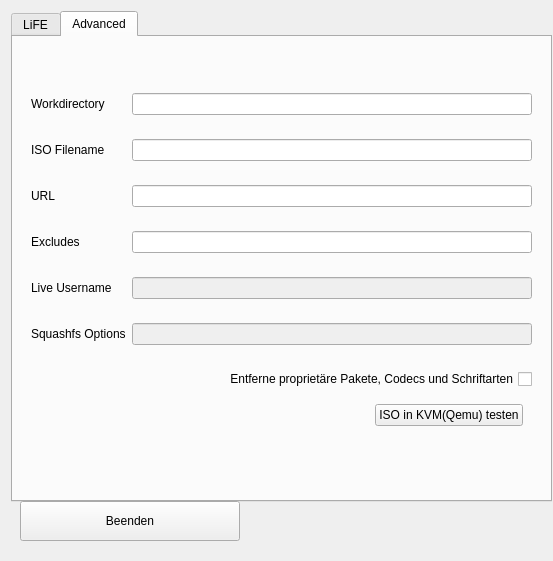
Qt form main.ui (valueerrorx/life-builder) before a commit.
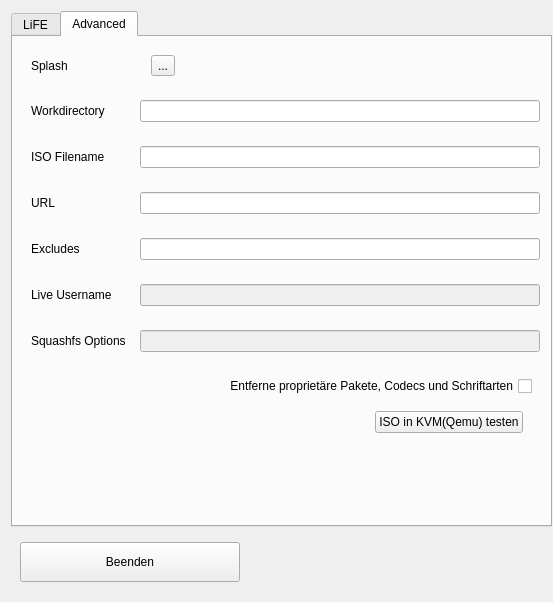
The same form after that commit. The open tabs and pages were chosen to show the change. Icons and pictures are not drawn.

Patch:
```diff
--- a/main.ui
+++ b/main.ui
@@ -8,7 +8,7 @@
     <x>0</x>
     <y>0</y>
     <width>553</width>
-    <height>561</height>
+    <height>602</height>
    </rect>
   </property>
   <property name="sizePolicy">
@@ -23,12 +23,6 @@
     <height>561</height>
    </size>
   </property>
-  <property name="maximumSize">
-   <size>
-    <width>553</width>
-    <height>561</height>
-   </size>
-  </property>
   <property name="windowTitle">
    <string>LiFE Builder</string>
   </property>
@@ -53,12 +47,6 @@
        <height>491</height>
       </size>
      </property>
-     <property name="maximumSize">
-      <size>
-       <width>541</width>
-       <height>491</height>
-      </size>
-     </property>
      <property name="font">
       <font>
        <family>Ubuntu</family>
@@ -469,6 +457,9 @@
       <layout class="QVBoxLayout" name="verticalLayout_2">
        <item>
         <widget class="QWidget" name="widget_16" native="true">
+         <property name="layoutDirection">
+          <enum>Qt::RightToLeft</enum>
+         </property>
          <layout class="QHBoxLayout" name="horizontalLayout_14">
           <item>
            <widget class="QLabel" name="label_6">
@@ -483,6 +474,49 @@
             </property>
            </widget>
           </item>
+          <item>
+           <spacer name="horizontalSpacer_7">
+            <property name="orientation">
+             <enum>Qt::Horizontal</enum>
+            </property>
+            <property name="sizeHint" stdset="0">
+             <size>
+              <width>40</width>
+              <height>20</height>
+             </size>
+            </property>
+           </spacer>
+          </item>
+          <item>
+           <widget class="QToolButton" name="splashimage">
+            <property name="text">
+             <string>...</string>
+            </property>
+            <property name="icon">
+             <iconset>
+              <normaloff>isolinux/splash.png</normaloff>isolinux/splash.png</iconset>
+            </property>
+            <property name="iconSize">
+             <size>
+              <width>96</width>
+              <height>72</height>
+             </size>
+            </property>
+           </widget>
+          </item>
+          <item>
+           <widget class="QLabel" name="splashlabel">
+            <property name="minimumSize">
+             <size>
+              <width>114</width>
+              <height>0</height>
+             </size>
+            </property>
+            <property name="text">
+             <string>Splash</string>
+            </property>
+           </widget>
+          </item>
          </layout>
         </widget>
        </item>
@@ -510,6 +544,12 @@
           </item>
           <item>
            <widget class="QLabel" name="label_3">
+            <property name="minimumSize">
+             <size>
+              <width>103</width>
+              <height>0</height>
+             </size>
+            </property>
             <property name="text">
              <string>Workdirectory</string>
             </property>
@@ -542,6 +582,12 @@
           </item>
           <item>
            <widget class="QLabel" name="label_5">
+            <property name="minimumSize">
+             <size>
+              <width>103</width>
+              <height>0</height>
+             </size>
+            </property>
             <property name="text">
              <string>ISO Filename</string>
             </property>
@@ -574,6 +620,12 @@
           </item>
           <item>
            <widget class="QLabel" name="label_8">
+            <property name="minimumSize">
+             <size>
+              <width>103</width>
+              <height>0</height>
+             </size>
+            </property>
             <property name="text">
              <string>URL</string>
             </property>
@@ -606,6 +658,12 @@
           </item>
           <item>
            <widget class="QLabel" name="label_9">
+            <property name="minimumSize">
+             <size>
+              <width>103</width>
+              <height>0</height>
+             </size>
+            </property>
             <property name="text">
              <string>Excludes</string>
             </property>
@@ -644,6 +702,12 @@
           </item>
           <item>
            <widget class="QLabel" name="label_4">
+            <property name="minimumSize">
+             <size>
+              <width>103</width>
+              <height>0</height>
+             </size>
+            </property>
             <property name="text">
              <string>Live Username</string>
             </property>
@@ -679,6 +743,12 @@
           </item>
           <item>
            <widget class="QLabel" name="label_10">
+            <property name="minimumSize">
+             <size>
+              <width>103</width>
+              <height>0</height>
+             </size>
+            </property>
             <property name="text">
              <string>Squashfs Options</string>
             </property>
```
